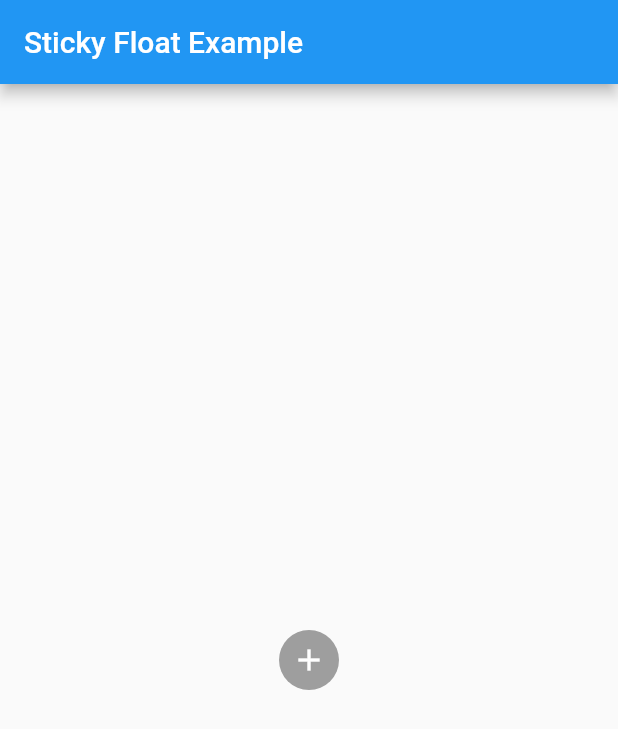
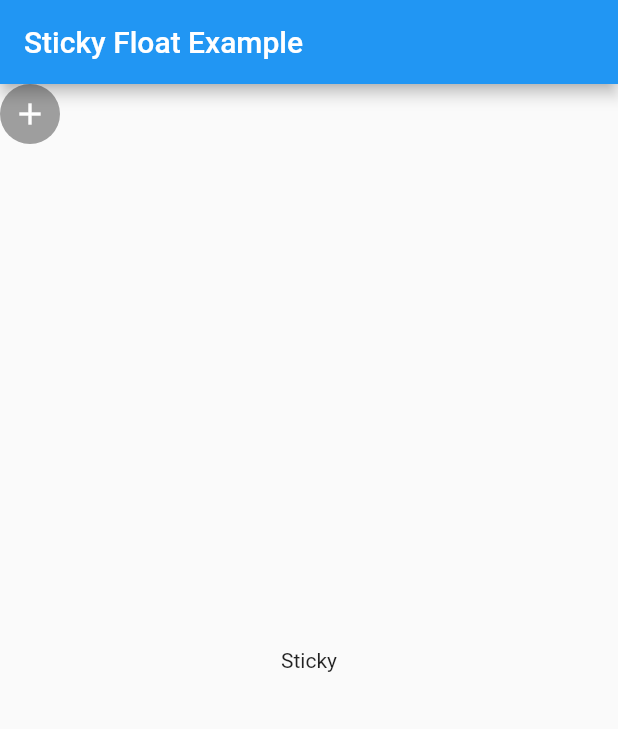
Before and after one commit to yoehwan/flutter_sticky_float_button, a Flutter app: the screen it shows after launch, after a tap on "Sticky", on a phone screen of 412 x 824 dp. Shown: the top 729 px of the screen. Run offline on Flutter 3.47's test engine with Material 2 defaults, Android fonts, the phone set to English and light mode, and no system bars.

Commit message:
:update v.0.1.0

```diff
--- a/example/lib/main.dart
+++ b/example/lib/main.dart
@@ -28,9 +28,6 @@ class StickyFloatExample extends StatefulWidget {
 }
 
 class _StickyFloatExampleState extends State<StickyFloatExample> {
-  final StickyFloatButtonController _controller =
-      StickyFloatButtonController(initPosition: Alignment.topRight);
-
   AppBar _appBar() {
     return AppBar(
       title: const Text("Sticky Float Example"),
@@ -39,23 +36,16 @@ class _StickyFloatExampleState extends State<StickyFloatExample> {
 
   Widget _body() {
     return Center(
-      child: GestureDetector(
-          onTap: () {
-            _controller.jumpToPosition(Alignment.center);
-          },
-          child: const Text("Sticky")),
+      child: GestureDetector(onTap: () {}, child: const Text("Sticky")),
     );
   }
 
   Widget _floatButton() {
-    return StickyFloatButton(
-      controller: _controller,
-      child: const CircleAvatar(
-        backgroundColor: Colors.grey,
-        child: Icon(
-          Icons.add,
-          color: Colors.white,
-        ),
+    return const CircleAvatar(
+      backgroundColor: Colors.grey,
+      child: Icon(
+        Icons.add,
+        color: Colors.white,
       ),
     );
   }
@@ -64,15 +54,9 @@ class _StickyFloatExampleState extends State<StickyFloatExample> {
   Widget build(BuildContext context) {
     return Scaffold(
       appBar: _appBar(),
-      body: Builder(
-        builder: (context) {
-          return Stack(
-            children: [
-              _body(),
-              _floatButton(),
-            ],
-          );
-        },
+      body: StickyBuilder(
+        stickyButton: _floatButton(),
+        child: _body(),
       ),
     );
   }
--- /dev/null
+++ b/lib/src/controller/sticky_controller.dart
@@ -0,0 +1,96 @@
+part of sticky_float_button;
+
+class StickyController extends ChangeNotifier {
+  StickyController({
+    this.stickyDuration = const Duration(milliseconds: 500),
+    this.stickyAnimation = Curves.fastLinearToSlowEaseIn,
+  });
+
+  ///
+  final Duration stickyDuration;
+
+  ///
+  final Curve stickyAnimation;
+
+  void jumpToOffset(Offset offset) {
+    offsetNotifier.value = offset;
+  }
+
+  void jumpToPosition(Alignment alignment) {
+    jumpToOffset(computeOffset(alignment));
+  }
+
+  late AnimationController _buttonAC;
+  late Animation<Offset> _offsetTween;
+
+  void _initAC(TickerProvider vsync) {
+    _buttonAC = AnimationController(
+      vsync: vsync,
+      duration: stickyDuration,
+    );
+    _buttonAC.addListener(_acListener);
+  }
+
+  void _acListener() {
+    jumpToOffset(_offsetTween.value);
+  }
+
+  Future animatedOffset(
+    Offset offset, {
+    Duration? duration,
+    Curve? curve,
+  }) async {
+    if (duration != null) {
+      _buttonAC.duration = duration;
+    }
+    _offsetTween = Tween<Offset>(
+      begin: offsetNotifier.value,
+      end: offset,
+    ).animate(
+      CurvedAnimation(
+        parent: _buttonAC,
+        curve: curve ?? stickyAnimation,
+      ),
+    );
+    _buttonAC.reset();
+    _buttonAC.forward();
+  }
+
+  Future animatedPosition(
+    Alignment alignment, {
+    Duration? duration,
+    Curve? curve,
+  }) async {
+    await animatedOffset(
+      computeOffset(alignment),
+      duration: duration,
+      curve: curve,
+    );
+  }
+
+  final ValueNotifier<Offset> offsetNotifier = ValueNotifier(Offset.zero);
+  Offset get offset => offsetNotifier.value;
+
+  late Rect playGround;
+  Alignment computeAlignment(Offset offset) {
+    return Alignment(
+      -1 + (offset.dx / playGround.width) * 2,
+      -1 + (offset.dy / playGround.height) * 2,
+    );
+  }
+
+  Offset computeOffset(Alignment alignment) {
+    return Offset(
+      playGround.width * (alignment.x + 1) / 2,
+      playGround.height * (alignment.y + 1) / 2,
+    );
+  }
+
+  final ValueNotifier<bool> loadingNotifier = ValueNotifier(true);
+
+  void _init(Size playGround, TickerProvider vsync) {
+    this.playGround = Rect.fromLTWH(0, 0, playGround.width, playGround.height);
+    _initAC(vsync);
+    loadingNotifier.value = false;
+  }
+}
--- /dev/null
+++ b/lib/src/sticky_builder.dart
@@ -0,0 +1,98 @@
+part of sticky_float_button;
+
+const List<Alignment> edges = [
+  Alignment.bottomRight,
+  Alignment.bottomLeft,
+  Alignment.topRight,
+  Alignment.topLeft,
+];
+
+const List<Alignment> crosses = [
+  Alignment.bottomCenter,
+  Alignment.topCenter,
+  Alignment.centerLeft,
+  Alignment.centerRight,
+];
+
+class StickyBuilder extends StatefulWidget {
+  const StickyBuilder({
+    Key? key,
+    this.controller,
+    required this.child,
+    required this.stickyButton,
+    this.initPosition = Alignment.bottomRight,
+    this.enablePosition = edges,
+  }) : super(key: key);
+  final StickyController? controller;
+  final Widget child;
+  final Widget stickyButton;
+  final Alignment initPosition;
+  final List<Alignment> enablePosition;
+
+  @override
+  State<StatefulWidget> createState() {
+    return StickyBuilderState();
+  }
+}
+
+class StickyBuilderState extends State<StickyBuilder>
+    with TickerProviderStateMixin {
+  late StickyController controller;
+
+  @override
+  void initState() {
+    super.initState();
+    controller = widget.controller ?? StickyController();
+    WidgetsBinding.instance.addPostFrameCallback((_) {
+      final _box = context.findRenderObject() as RenderBox;
+      controller._init(_box.size, this);
+    });
+  }
+
+  void _onPointMove(PointerMoveEvent event) {
+    controller.jumpToOffset(controller.offset + event.delta);
+  }
+
+  void _onPointUp(PointerUpEvent event) {
+    final offset = event.position;
+    final offsetList =
+        widget.enablePosition.map((e) => controller.computeOffset(e)).toList();
+    final distanceList = offsetList.map((e) => (offset - e).distance).toList();
+    final nearest = distanceList.reduce(math.min);
+    final index = distanceList.indexWhere((e) => e == nearest);
+    if (index == -1) return;
+    controller.animatedOffset(offsetList[index]);
+  }
+
+  Widget _stickyButton() {
+    return ValueListenableBuilder<bool>(
+      valueListenable: controller.loadingNotifier,
+      builder: (_, isLoading, __) {
+        if (isLoading) return const SizedBox();
+        return ValueListenableBuilder<Offset>(
+          valueListenable: controller.offsetNotifier,
+          builder: (_, offset, __) {
+            return Align(
+              alignment: controller.computeAlignment(offset),
+              child: Listener(
+                onPointerMove: _onPointMove,
+                onPointerUp: _onPointUp,
+                child: widget.stickyButton,
+              ),
+            );
+          },
+        );
+      },
+    );
+  }
+
+  @override
+  Widget build(BuildContext context) {
+    return Stack(
+      children: [
+        widget.child,
+        _stickyButton(),
+      ],
+    );
+  }
+}
--- a/lib/src/sticky_float_button.dart
+++ b/lib/src/sticky_float_button.dart
@@ -1,168 +1,3 @@
-import 'package:flutter/material.dart';
-import 'package:sticky_float_button/src/utils.dart';
+part of sticky_float_button;
 
-import 'sticky_state.dart';
-
-class StickyFloatButtonController extends ChangeNotifier {
-  StickyFloatButtonController({
-    Key? key,
-    this.initPosition = Alignment.bottomRight,
-    Duration stickyDuration = const Duration(milliseconds: 500),
-    this.stickyAnimation = Curves.fastLinearToSlowEaseIn,
-  }) : _stickyDuration = stickyDuration;
-
-  ///
-  final Alignment initPosition;
-
-  ///
-  final Duration _stickyDuration;
-
-  ///
-  Duration get stickyDuration {
-    switch (touchState) {
-      case StickyTouchState.dragging:
-        return Duration.zero;
-      default:
-        return _stickyDuration;
-    }
-  }
-
-  ///
-  final Curve stickyAnimation;
-
-  ///
-  final ValueNotifier<StickyTouchState> _touchState =
-      ValueNotifier(StickyTouchState.release);
-
-  ///
-  StickyTouchState get touchState => _touchState.value;
-
-  ///
-  set touchState(StickyTouchState value) {
-    if (_touchState.value == value) return;
-    _touchState.value = value;
-    _updateFloatButton();
-  }
-
-  ///
-
-  final ValueNotifier<bool> _floatButtonNotifier = ValueNotifier(false);
-
-  void _updateFloatButton() {
-    _floatButtonNotifier.value = !_floatButtonNotifier.value;
-  }
-
-  ///
-  Offset _floatButtonOffset = Offset.zero;
-
-  Offset get floatButtonOffset => _floatButtonOffset;
-
-  set floatButtonOffset(Offset value) {
-    if (_floatButtonOffset == value) return;
-    _floatButtonOffset = value;
-    _updateFloatButton();
-  }
-
-  void _onDragStarted(_) {}
-
-  void _onDragUpdate(PointerMoveEvent event) {
-    touchState = StickyTouchState.dragging;
-    floatButtonOffset += event.delta;
-  }
-
-  void _onDragEnd(_) {
-    if (touchState == StickyTouchState.dragging) {
-      jumpToOffset(playGround.nearestWith(floatButtonOffset));
-      touchState = StickyTouchState.release;
-    }
-  }
-
-  void jumpToOffset(Offset offset) {
-    final _childCenter = Offset(childSize.width / 2, childSize.height / 2);
-    floatButtonOffset = offset - _childCenter;
-  }
-
-  void jumpToPosition(Alignment alignment) {
-    jumpToOffset(alignment.withinRect(playGround));
-  }
-
-  late Rect playGround;
-  late Size childSize;
-
-  void _init({
-    required Rect playGround,
-    required Size childSize,
-  }) {
-    this.playGround = playGround;
-    this.childSize = childSize;
-  }
-}
-
-class StickyFloatButton extends StatefulWidget {
-  const StickyFloatButton({
-    Key? key,
-    required this.child,
-    this.controller,
-    this.margin = const EdgeInsets.all(16.0),
-  }) : super(key: key);
-  final StickyFloatButtonController? controller;
-  final Widget child;
-  final EdgeInsets margin;
-
-  @override
-  _StickyFloatButtonState createState() => _StickyFloatButtonState();
-}
-
-class _StickyFloatButtonState extends State<StickyFloatButton> {
-  late StickyFloatButtonController controller;
-
-  Offset get offset => controller.floatButtonOffset;
-
-  Size get childSize => context.size ?? Size.zero;
-
-  Rect get playGround {
-    final _padding = widget.margin;
-    final _screen = MediaQuery.of(context).size;
-    final _width = _screen.width - childSize.width;
-
-    final _appbarHeight = Scaffold.of(context).appBarMaxHeight ?? 0.0;
-    final _height = _screen.height - childSize.height - _appbarHeight;
-    return Rect.fromLTWH(
-      (childSize.width / 2) + _padding.left,
-      (childSize.height / 2) + _padding.top,
-      _width - (_padding.horizontal),
-      _height - (_padding.vertical),
-    );
-  }
-
-  @override
-  void initState() {
-    super.initState();
-    controller = widget.controller ?? StickyFloatButtonController();
-    WidgetsBinding.instance!.addPostFrameCallback((_) {
-      controller._init(playGround: playGround, childSize: childSize);
-      controller.jumpToPosition(controller.initPosition);
-    });
-  }
-
-  @override
-  Widget build(BuildContext context) {
-    return ValueListenableBuilder<bool>(
-      valueListenable: controller._floatButtonNotifier,
-      builder: (_, __, ___) {
-        return AnimatedPositioned(
-          duration: controller.stickyDuration,
-          curve: controller.stickyAnimation,
-          left: offset.dx,
-          top: offset.dy,
-          child: Listener(
-            onPointerDown: controller._onDragStarted,
-            onPointerMove: controller._onDragUpdate,
-            onPointerUp: controller._onDragEnd,
-            child: widget.child,
-          ),
-        );
-      },
-    );
-  }
-}
+// TODO: make button class to native `SystemAlertWindowType` and `default`.
--- a/lib/src/sticky_state.dart
+++ /dev/null
@@ -1,11 +0,0 @@
-enum StickyTouchState {
-  release,
-  dragging,
-}
-
-
-extension StickyStateBool on StickyTouchState{
-  bool get isReleased=>this==StickyTouchState.release;
-  bool get isDragging=>this==StickyTouchState.dragging;
-
-}
--- a/pubspec.yaml
+++ b/pubspec.yaml
@@ -1,10 +1,10 @@
 name: sticky_float_button
 description: A Flutter implementation of sticky float button.
-version: 0.0.3
+version: 0.1.0
 homepage: https://github.com/yoehwan/flutter_sticky_float_button
 
 environment:
-  sdk: ">=2.12.0 <3.0.0"
+  sdk: ">=2.17.1 <3.0.0"
   flutter: ">=1.17.0"
 
 dependencies:
```
Also changed, not shown: lib/src/utils.dart (deleted, +0 -23 lines), lib/sticky_float_button.dart (+8 -1 lines), example/pubspec.lock, pubspec.lock, 4 other files.
